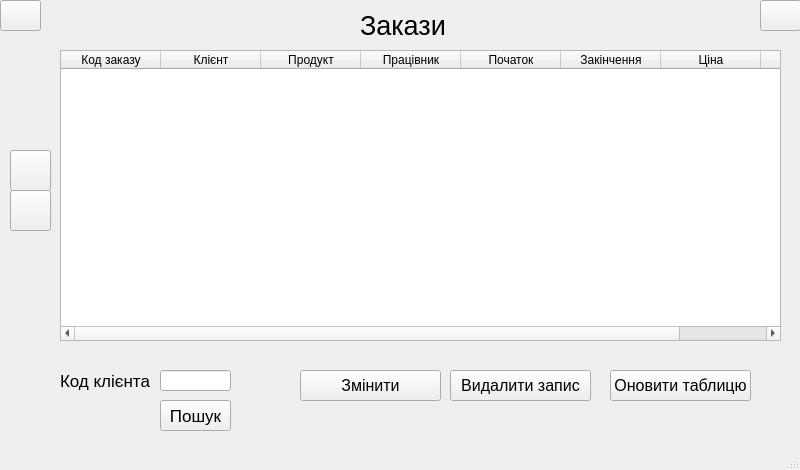
This is uis/offers_list.ui in definitelyDefi/atelier-nitka-accounting as Qt 5 draws it before an edit. The edited form follows.
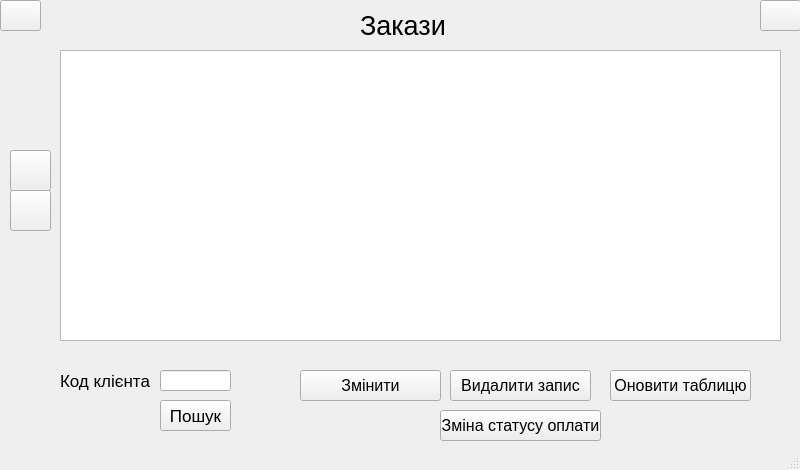
This is the edited form. Icons and pictures are not drawn.

What changed in the file:
```diff
--- a/uis/offers_list.ui
+++ b/uis/offers_list.ui
@@ -29,51 +29,11 @@
      </font>
     </property>
     <property name="columnCount">
-     <number>8</number>
+     <number>0</number>
     </property>
     <attribute name="verticalHeaderVisible">
      <bool>false</bool>
     </attribute>
-    <column>
-     <property name="text">
-      <string>Код заказу</string>
-     </property>
-    </column>
-    <column>
-     <property name="text">
-      <string>Клієнт</string>
-     </property>
-    </column>
-    <column>
-     <property name="text">
-      <string>Продукт</string>
-     </property>
-    </column>
-    <column>
-     <property name="text">
-      <string>Працівник</string>
-     </property>
-    </column>
-    <column>
-     <property name="text">
-      <string>Початок</string>
-     </property>
-    </column>
-    <column>
-     <property name="text">
-      <string>Закінчення</string>
-     </property>
-    </column>
-    <column>
-     <property name="text">
-      <string>Ціна</string>
-     </property>
-    </column>
-    <column>
-     <property name="text">
-      <string>Оплачено</string>
-     </property>
-    </column>
    </widget>
    <widget class="QPushButton" name="update_button">
     <property name="geometry">
@@ -305,6 +265,24 @@
      <string>Пошук</string>
     </property>
    </widget>
+   <widget class="QPushButton" name="pushButton">
+    <property name="geometry">
+     <rect>
+      <x>440</x>
+      <y>410</y>
+      <width>161</width>
+      <height>31</height>
+     </rect>
+    </property>
+    <property name="font">
+     <font>
+      <pointsize>12</pointsize>
+     </font>
+    </property>
+    <property name="text">
+     <string>Зміна статусу оплати</string>
+    </property>
+   </widget>
   </widget>
   <widget class="QStatusBar" name="statusbar"/>
  </widget>
```
